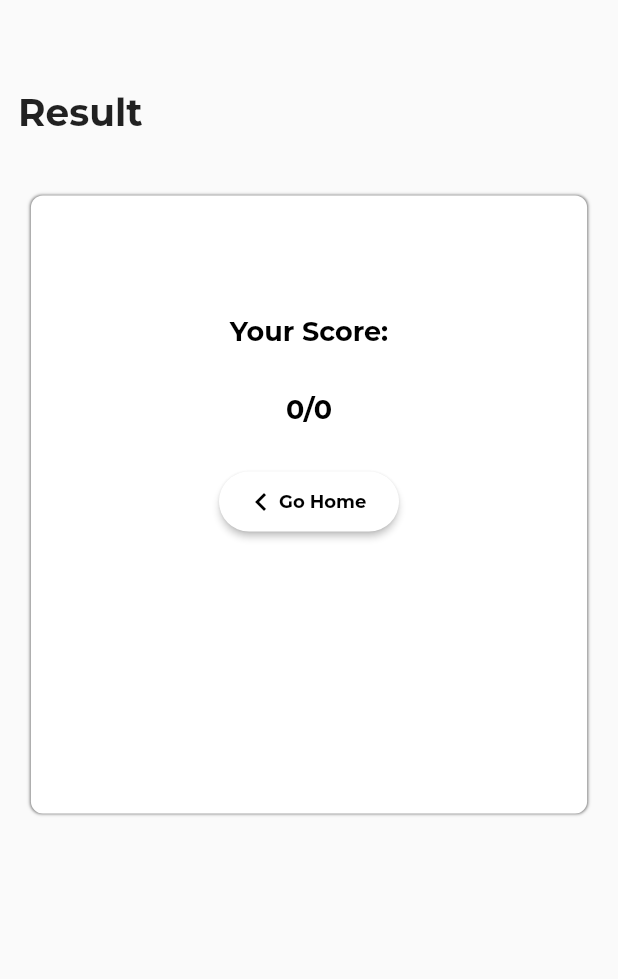
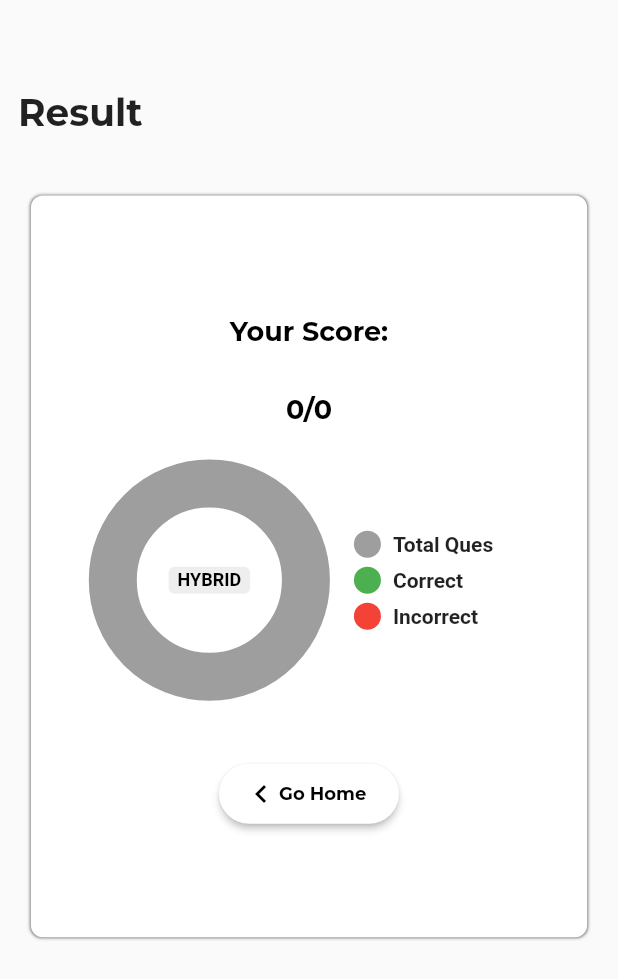
Before and after one commit to RudySinghF/Learnium, a Flutter app: the ScoreCard screen opened directly with empty values, on a phone screen of 412 x 824 dp. Shown: the top 979 px of the screen. Run offline on Flutter 3.47's test engine with Material 2 defaults, Android fonts, the phone set to English and light mode, and no system bars; drawn by our look-alikes of pie_chart; our stand-ins replace cloud_firestore, firebase_auth, firebase_core, flutter_otp_text_field, get, google_fonts and 2 more; accounts and stored records are empty.

```diff
--- a/lib/firebase/Authentication/authentication.dart
+++ b/lib/firebase/Authentication/authentication.dart
@@ -9,6 +9,7 @@ import 'package:quiz_app/pages/home.dart';
 import 'package:quiz_app/pages/LoginForms/login.dart';
 import 'package:quiz_app/pages/otp.dart';
 import 'package:quiz_app/pages/SignupForms/signup.dart';
+import 'package:quiz_app/pages/scorecard.dart';
 import 'package:quiz_app/pages/splash_screen.dart';
 
 class authentication extends GetxController {
@@ -29,7 +30,7 @@ class authentication extends GetxController {
     if (user != null) {
       Get.offAll(() => const BottomNav());
     } else {
-      Get.to(() => const splashscreen());
+      Get.to(() => splashscreen());
     }
   }
 
--- a/lib/firebase/controllers/profilecontroller.dart
+++ b/lib/firebase/controllers/profilecontroller.dart
@@ -28,7 +28,7 @@ class ProfileController extends GetxController {
       return _userRepo.getUserName(name);
     }
     final userid = _authRepo.firebaseUser.value?.uid;
-    if (name != null) {
+    if (userid != null) {
       return _userRepo.getUserid(userid!);
     }
   }
--- a/lib/firebase/models/quizmodel.dart
+++ b/lib/firebase/models/quizmodel.dart
@@ -5,11 +5,13 @@ class modelquiz {
   final String quizname;
   final String quizUrl;
   final String quizDesc;
+
   const modelquiz({
     this.id,
     required this.quizname,
     required this.quizUrl,
     required this.quizDesc,
+
   });
 
   tojson() {
@@ -17,7 +19,8 @@ class modelquiz {
       // "Id": id,
       "Title": quizname,
       "Description": quizDesc,
-      "QuizImageURL": quizUrl
+      "QuizImageURL": quizUrl,
+
     };
   }
 
@@ -29,6 +32,7 @@ class modelquiz {
       quizname: data["Title"],
       quizDesc: data["Description"],
       quizUrl: data["QuizImageURL"],
+
     );
   }
 }
--- a/lib/pages/LoginForms/login.dart
+++ b/lib/pages/LoginForms/login.dart
@@ -78,9 +78,9 @@ class _loginState extends State<login> {
                       ),
                       VxBox(
                         child: Text(
-                          "Quizz",
+                          "Le",
                           style: TextStyle(
-                              fontSize: 32,
+                              fontSize: 38,
                               fontFamily: GoogleFonts.nerkoOne().fontFamily,
                               fontWeight: FontWeight.bold),
                         ).box.makeCentered().expand(),
--- a/lib/pages/QandA.dart
+++ b/lib/pages/QandA.dart
@@ -21,7 +21,7 @@ import 'package:get/get.dart';
 class QandA extends StatefulWidget {
   final String nameofquiz;
   final String name;
-  final int marks;
+  final int marks, wrong;
   final String id;
   final String question,
       option1,
@@ -41,6 +41,7 @@ class QandA extends StatefulWidget {
       this.questionid,
       this.correct,
       this.marks,
+      this.wrong,
       this.id,
       this.index,
       this.length,
@@ -54,6 +55,7 @@ class QandA extends StatefulWidget {
 class _QandAState extends State<QandA> {
   late String opt1, opt2, opt3, opt4, ques, correctopt, quizid, id;
   late int score;
+  late int incorrect;
   late int currentindex;
   late String username;
   late int quizlength;
@@ -69,6 +71,7 @@ class _QandAState extends State<QandA> {
   bool opt4selected = false;
   void initState() {
     score = widget.marks;
+    incorrect = widget.wrong;
     print("Score${score}");
     quizid = widget.id;
     ques = widget.question;
@@ -187,6 +190,7 @@ class _QandAState extends State<QandA> {
                                           builder: ((context) => ScoreCard(
                                               score,
                                               quizlength,
+                                              incorrect,
                                               username,
                                               exam))));
                                 });
@@ -199,12 +203,14 @@ class _QandAState extends State<QandA> {
                                           builder: ((context) => StartQuiz(
                                               quizid,
                                               score,
+                                              incorrect,
                                               currentindex + 1,
                                               username))));
                                 });
                               }
                               // optselected = "";
                             } else {
+                              incorrect++;
                               opt1selected = true;
                               opt2selected = false;
                               opt4selected = false;
@@ -219,6 +225,7 @@ class _QandAState extends State<QandA> {
                                           builder: ((context) => ScoreCard(
                                               score,
                                               quizlength,
+                                              incorrect,
                                               username,
                                               exam))));
                                 });
@@ -231,6 +238,7 @@ class _QandAState extends State<QandA> {
                                           builder: ((context) => StartQuiz(
                                               quizid,
                                               score,
+                                              incorrect,
                                               currentindex + 1,
                                               username))));
                                 });
@@ -301,6 +309,7 @@ class _QandAState extends State<QandA> {
                                           builder: ((context) => ScoreCard(
                                               score,
                                               quizlength,
+                                              incorrect,
                                               username,
                                               exam))));
                                 });
@@ -313,12 +322,14 @@ class _QandAState extends State<QandA> {
                                           builder: ((context) => StartQuiz(
                                               quizid,
                                               score,
+                                              incorrect,
                                               currentindex + 1,
                                               username))));
                                 });
                               }
                               // optselected = "";
                             } else {
+                              incorrect++;
                               opt2selected = true;
                               opt1selected = false;
                               opt4selected = false;
@@ -333,6 +344,7 @@ class _QandAState extends State<QandA> {
                                           builder: ((context) => ScoreCard(
                                               score,
                                               quizlength,
+                                              incorrect,
                                               username,
                                               exam))));
                                 });
@@ -345,6 +357,7 @@ class _QandAState extends State<QandA> {
                                           builder: ((context) => StartQuiz(
                                               quizid,
                                               score,
+                                              incorrect,
                                               currentindex + 1,
                                               username))));
                                 });
@@ -416,6 +429,7 @@ class _QandAState extends State<QandA> {
                                           builder: ((context) => ScoreCard(
                                               score,
                                               quizlength,
+                                              incorrect,
                                               username,
                                               exam))));
                                 });
@@ -428,12 +442,14 @@ class _QandAState extends State<QandA> {
                                           builder: ((context) => StartQuiz(
                                               quizid,
                                               score,
+                                              incorrect,
                                               currentindex + 1,
                                               username))));
                                 });
                               }
                               // optselected = "";
                             } else {
+                              incorrect++;
                               opt3selected = true;
                               opt1selected = false;
                               opt2selected = false;
@@ -448,6 +464,7 @@ class _QandAState extends State<QandA> {
                                           builder: ((context) => ScoreCard(
                                               score,
                                               quizlength,
+                                              incorrect,
                                               username,
                                               exam))));
                                 });
@@ -460,6 +477,7 @@ class _QandAState extends State<QandA> {
                                           builder: ((context) => StartQuiz(
                                               quizid,
                                               score,
+                                              incorrect,
                                               currentindex + 1,
                                               username))));
                                 });
@@ -531,6 +549,7 @@ class _QandAState extends State<QandA> {
                                             builder: ((context) => ScoreCard(
                                                 score,
                                                 quizlength,
+                                                incorrect,
                                                 username,
                                                 exam))));
                                   });
@@ -543,12 +562,14 @@ class _QandAState extends State<QandA> {
                                             builder: ((context) => StartQuiz(
                                                 quizid,
                                                 score,
+                                                incorrect,
                                                 currentindex + 1,
                                                 username))));
                                   });
                                 }
                                 // optselected = "";
                               } else {
+                                incorrect++;
                                 opt4selected = true;
                                 opt1selected = false;
                                 opt2selected = false;
@@ -563,6 +584,7 @@ class _QandAState extends State<QandA> {
                                             builder: ((context) => ScoreCard(
                                                 score,
                                                 quizlength,
+                                                incorrect,
                                                 username,
                                                 exam))));
                                   });
@@ -575,6 +597,7 @@ class _QandAState extends State<QandA> {
                                             builder: ((context) => StartQuiz(
                                                 quizid,
                                                 score,
+                                                incorrect,
                                                 currentindex + 1,
                                                 username))));
                                   });
--- a/lib/pages/SignupForms/signup.dart
+++ b/lib/pages/SignupForms/signup.dart
@@ -83,9 +83,9 @@ class _signupState extends State<signup> {
                           // ),
                           VxBox(
                             child: Text(
-                              "Quizz",
+                              "Le",
                               style: TextStyle(
-                                  fontSize: 32,
+                                  fontSize: 38,
                                   fontFamily: GoogleFonts.nerkoOne().fontFamily,
                                   fontWeight: FontWeight.bold),
                             ).box.makeCentered().expand(),
--- a/lib/pages/SignupForms/signup_phone.dart
+++ b/lib/pages/SignupForms/signup_phone.dart
@@ -54,9 +54,9 @@ class _signupphoneState extends State<signupphone> {
                           // ),
                           VxBox(
                             child: Text(
-                              "Quizz",
+                              "Le",
                               style: TextStyle(
-                                  fontSize: 32,
+                                  fontSize: 38,
                                   fontFamily: GoogleFonts.nerkoOne().fontFamily,
                                   fontWeight: FontWeight.bold),
                             ).box.makeCentered().expand(),
--- a/lib/pages/reg_options.dart
+++ b/lib/pages/reg_options.dart
@@ -51,9 +51,9 @@ class _registeroptionsState extends State<registeroptions> {
                       ),
                       VxBox(
                         child: Text(
-                          "Quizz",
+                          "Le",
                           style: TextStyle(
-                              fontSize: 32,
+                              fontSize: 38,
                               fontFamily: GoogleFonts.nerkoOne().fontFamily,
                               fontWeight: FontWeight.bold),
                         ).box.makeCentered().expand(),
--- a/lib/pages/scorecard.dart
+++ b/lib/pages/scorecard.dart
@@ -1,5 +1,6 @@
 import 'package:flutter/material.dart';
 import 'package:google_fonts/google_fonts.dart';
+import 'package:pie_chart/pie_chart.dart';
 import 'package:quiz_app/firebase/Authentication/authentication.dart';
 import 'package:quiz_app/firebase/controllers/profilecontroller.dart';
 import 'package:quiz_app/firebase/controllers/quizcontroller.dart';
@@ -16,10 +17,11 @@ import 'package:velocity_x/velocity_x.dart';
 import 'package:get/get.dart';
 
 class ScoreCard extends StatefulWidget {
-  final int marks, length;
+  final int marks, length, wrong;
   final String name;
   final String nameofquiz;
-  const ScoreCard(this.marks, this.length, this.name, this.nameofquiz);
+  const ScoreCard(
+      this.marks, this.length, this.wrong, this.name, this.nameofquiz);
 
   @override
   State<ScoreCard> createState() => _ScoreCardState();
@@ -27,9 +29,16 @@ class ScoreCard extends StatefulWidget {
 
 class _ScoreCardState extends State<ScoreCard> {
   final controller = Get.put(quizcontroller());
-  late int finalmarks, quizlength;
+  late int finalmarks, quizlength, incorrect;
   late String username;
   late String exam;
+
+  Map<String, double> data = {
+    // "Total Ques": ,
+    // "Correct": 5,
+    // "Incorrect": 5,
+    // "Ionic": 2,
+  };
   String scoreid = randomAlphaNumeric(20);
   void initState() {
     finalmarks = widget.marks;
@@ -37,6 +46,14 @@ class _ScoreCardState extends State<ScoreCard> {
     quizlength = widget.length;
     username = widget.name;
     exam = widget.nameofquiz;
+    incorrect = widget.wrong;
+    data = {
+      "Total Ques": quizlength.toDouble() -
+          (finalmarks.toDouble() + incorrect.toDouble()),
+      "Correct": finalmarks.toDouble(),
+      "Incorrect": incorrect.toDouble(),
+      // "Ionic": 2,
+    };
     print("${username}");
     print("${exam}");
     super.initState();
@@ -81,7 +98,7 @@ class _ScoreCardState extends State<ScoreCard> {
                   ),
                   Container(
                     alignment: Alignment.topCenter,
-                    height: MediaQuery.of(context).size.height * 0.500,
+                    height: MediaQuery.of(context).size.height * 0.600,
                     width: MediaQuery.of(context).size.width * 0.9,
                     margin: EdgeInsets.all(8),
                     decoration: BoxDecoration(
@@ -124,11 +141,49 @@ class _ScoreCardState extends State<ScoreCard> {
                                       fontWeight: FontWeight.bold,
                                       color: Colors.black))),
                         ),
+                        SizedBox(
+                          height: 30,
+                        ),
+                        Container(
+                          alignment: Alignment.center,
+                          child: PieChart(
+                            dataMap: data,
+                            animationDuration: Duration(milliseconds: 800),
+                            chartLegendSpacing: 32,
+                            chartRadius:
+                                MediaQuery.of(context).size.width / 3.2,
+                            colorList: <Color>[
+                              Colors.grey,
+                              Colors.green,
+                              Colors.red
+                            ],
+                            initialAngleInDegree: 0,
+                            chartType: ChartType.ring,
+                            ringStrokeWidth: 32,
+                            centerText: "HYBRID",
+                            legendOptions: LegendOptions(
+                              showLegendsInRow: false,
+                              legendPosition: LegendPosition.right,
+                              showLegends: true,
+                              legendShape: BoxShape.circle,
+                              legendTextStyle: TextStyle(
+                                fontWeight: FontWeight.bold,
+                              ),
+                            ),
+                            chartValuesOptions: ChartValuesOptions(
+                              showChartValueBackground: true,
+                              showChartValues: true,
+                              showChartValuesInPercentage: false,
+                              showChartValuesOutside: false,
+                              decimalPlaces: 1,
+                            ),
+                          ),
+                        ),
                         Container(
                           child: Column(
                             children: [
                               SizedBox(
-                                height: 30,
+                                height: 50,
                               ),
                               Container(
                                 child: Row(
--- a/lib/pages/splash_screen.dart
+++ b/lib/pages/splash_screen.dart
@@ -53,9 +53,9 @@ class _splashscreenState extends State<splashscreen> {
               ),
               VxBox(
                 child: Text(
-                  "Quizz",
+                  "Le",
                   style: TextStyle(
-                      fontSize: 50,
+                      fontSize: 58,
                       fontFamily: GoogleFonts.nerkoOne().fontFamily,
                       fontWeight: FontWeight.bold),
                 ).box.makeCentered().expand(),
@@ -64,7 +64,7 @@ class _splashscreenState extends State<splashscreen> {
                 height: 10,
               ),
               Text(
-                "Place to excel",
+                "Learnium",
                 style: TextStyle(
                   color: Colors.white,
                   fontSize: 20,
--- a/lib/widgets/alertdialogs/start_quiz_alert.dart
+++ b/lib/widgets/alertdialogs/start_quiz_alert.dart
@@ -23,8 +23,10 @@ class StartQuizAlert extends StatefulWidget {
 
 class _StartQuizAlertState extends State<StartQuizAlert> {
   late String id;
+  late String time;
   int score = 0;
   int currentindex = 0;
+  int incorrect = 0;
   late String username;
   @override
   void initState() {
@@ -57,8 +59,8 @@ class _StartQuizAlertState extends State<StartQuizAlert> {
               Navigator.push(
                   context,
                   MaterialPageRoute(
-                      builder: ((context) =>
-                          StartQuiz(id, score, currentindex, username))));
+                      builder: ((context) => StartQuiz(
+                          id, score, incorrect, currentindex, username))));
             },
             child: Text("Yes",
                 style: TextStyle(
--- a/lib/widgets/show_questions.dart
+++ b/lib/widgets/show_questions.dart
@@ -19,11 +19,11 @@ import '../pages/startquiz.dart';
 
 class Show_questions extends StatefulWidget {
   final String quizid;
-  final int marks, index;
+  final int marks, wrong, index;
   final String name;
   final String nameofquiz;
-  const Show_questions(
-      this.quizid, this.marks, this.index, this.name, this.nameofquiz);
+  const Show_questions(this.quizid, this.marks, this.wrong, this.index,
+      this.name, this.nameofquiz);
 
   @override
   State<Show_questions> createState() => _Show_questionsState();
@@ -44,12 +44,13 @@ class _Show_questionsState extends State<Show_questions> {
   late int length;
   bool answered = false;
   String optselected = "";
-  late int score, currentindex;
+  late int score, incorrect, currentindex;
   @override
   void initState() {
     print("${widget.quizid}");
     id = widget.quizid;
     score = widget.marks;
+    incorrect = widget.wrong;
     currentindex = widget.index;
     username = widget.name;
     exam = widget.nameofquiz;
@@ -80,7 +81,7 @@ class _Show_questionsState extends State<Show_questions> {
                 correctopt = snapshot.data![currentindex].correctanswer;
                 length = snapshot.data!.length;
                 return QandA(ques, opt1, opt2, opt3, opt4, quesid, correctopt,
-                    score, id, currentindex, length, username, exam);
+                    score, incorrect, id, currentindex, length, username, exam);
               } else if (snapshot.hasError) {
                 return Center(child: Text(snapshot.error.toString()));
               } else {
--- a/lib/widgets/upcomingquiz.dart
+++ b/lib/widgets/upcomingquiz.dart
@@ -25,7 +25,7 @@ class upquiz extends StatefulWidget {
 class _upquizState extends State<upquiz> {
   late String quizid;
   late String username;
-
+  late String time;
   final showquiz = Get.put(quizcontroller());
   final user = Get.put(ProfileController());
 
--- a/pubspec.yaml
+++ b/pubspec.yaml
@@ -43,7 +43,8 @@ dependencies:
   # The following adds the Cupertino Icons font to your application.
   # Use with the CupertinoIcons class for iOS style icons.
   cupertino_icons: ^1.0.2
-  google_fonts: ^3.0.1
+  pie_chart: ^5.3.2
+  google_fonts: ^5.0.0
   velocity_x: ^3.5.1
   lottie: ^2.0.0
   animated_text_kit: ^4.2.2
```
Also changed, not shown: lib/main.dart (+2 -11 lines), lib/pages/startquiz.dart (+12 -5 lines), lib/firebase_options.dart (added), pubspec.lock, 4 other files.
